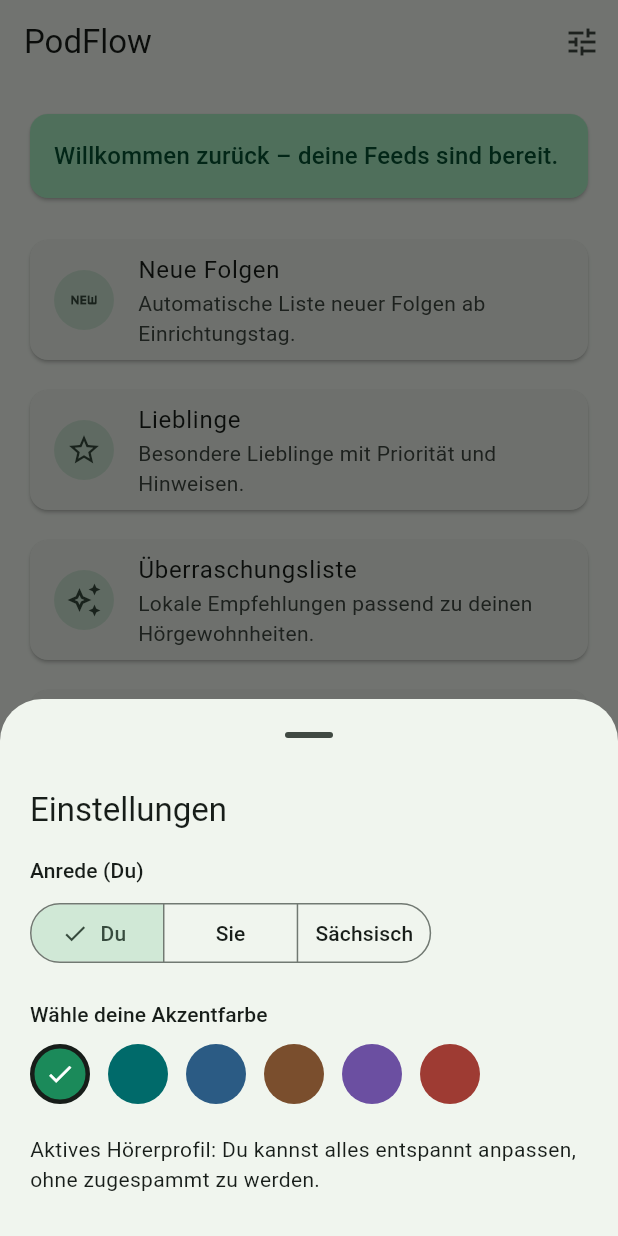
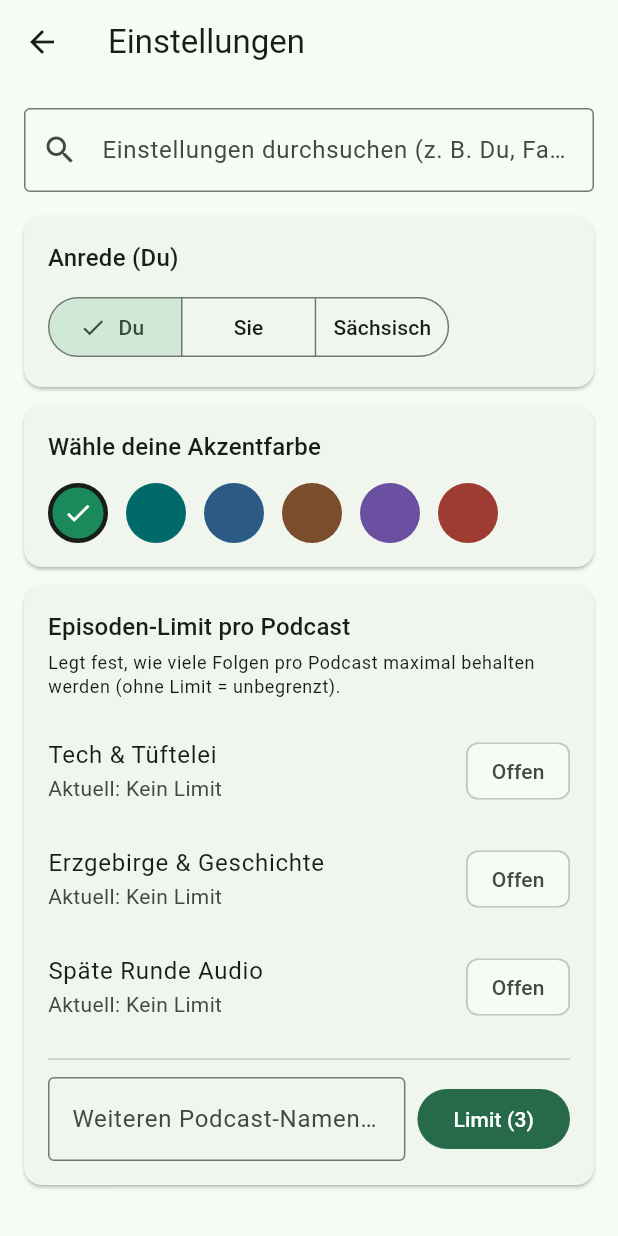
Before and after one commit to R-Win-94/podflow, a Flutter app: the screen it shows after launch, after a tap on the "tune" icon, on a phone screen of 412 x 824 dp. Run offline on Flutter 3.47's test engine with Material 3 defaults, Android fonts, the phone set to English and light mode, and no system bars; our stand-ins replace material_ui.

Commit message:
feat: persist settings, add searchable settings and per-podcast episode limits

```diff
--- a/lib/main.dart
+++ b/lib/main.dart
@@ -4,21 +4,24 @@ import 'l10n/strings.dart';
 import 'screens/home_screen.dart';
 import 'state/podflow_controller.dart';
 
-void main() {
-  runApp(PodFlowApp());
+void main() async {
+  WidgetsFlutterBinding.ensureInitialized();
+  final controller = PodFlowController();
+  await controller.init();
+  runApp(PodFlowApp(controller: controller));
 }
 
 class PodFlowApp extends StatelessWidget {
-  PodFlowApp({super.key});
+  final PodFlowController controller;
 
-  final PodFlowController _controller = PodFlowController();
+  const PodFlowApp({super.key, required this.controller});
 
   @override
   Widget build(BuildContext context) {
     return AnimatedBuilder(
-      animation: _controller,
+      animation: controller,
       builder: (context, _) {
-        final settings = _controller.settings;
+        final settings = controller.settings;
         final strings = PodFlowStrings(settings.speechStyle);
 
         return MaterialApp(
@@ -38,7 +41,7 @@ class PodFlowApp extends StatelessWidget {
               brightness: Brightness.dark,
             ),
           ),
-          home: HomeScreen(controller: _controller),
+          home: HomeScreen(controller: controller),
         );
       },
     );
--- a/lib/models/app_settings.dart
+++ b/lib/models/app_settings.dart
@@ -17,25 +17,74 @@ class PodFlowSettings {
   final ListenerProfile listenerProfile;
   final Color seedColor;
   final ThemeMode themeMode;
+  final Map<String, int> episodeLimitsByPodcast;
 
   const PodFlowSettings({
     this.speechStyle = SpeechStyle.informalDu,
     this.listenerProfile = ListenerProfile.standard,
     this.seedColor = const Color(0xFF1B8A5A),
     this.themeMode = ThemeMode.system,
+    this.episodeLimitsByPodcast = const {},
   });
+
+  int? episodeLimitFor(String podcastKey) => episodeLimitsByPodcast[podcastKey];
 
   PodFlowSettings copyWith({
     SpeechStyle? speechStyle,
     ListenerProfile? listenerProfile,
     Color? seedColor,
     ThemeMode? themeMode,
+    Map<String, int>? episodeLimitsByPodcast,
   }) {
     return PodFlowSettings(
       speechStyle: speechStyle ?? this.speechStyle,
       listenerProfile: listenerProfile ?? this.listenerProfile,
       seedColor: seedColor ?? this.seedColor,
       themeMode: themeMode ?? this.themeMode,
+      episodeLimitsByPodcast:
+          episodeLimitsByPodcast ?? this.episodeLimitsByPodcast,
+    );
+  }
+
+  Map<String, dynamic> toJson() {
+    return {
+      'speechStyle': speechStyle.name,
+      'listenerProfile': listenerProfile.name,
+      'seedColor': seedColor.toARGB32(),
+      'themeMode': themeMode.name,
+      'episodeLimitsByPodcast': episodeLimitsByPodcast,
+    };
+  }
+
+  factory PodFlowSettings.fromJson(Map<String, dynamic> json) {
+    final rawLimits = json['episodeLimitsByPodcast'];
+    final parsedLimits = <String, int>{};
+    if (rawLimits is Map) {
+      for (final entry in rawLimits.entries) {
+        final value = entry.value;
+        if (value is int && value > 0) {
+          parsedLimits[entry.key.toString()] = value;
+        }
+      }
+    }
+
+    return PodFlowSettings(
+      speechStyle: SpeechStyle.values.firstWhere(
+        (e) => e.name == json['speechStyle'],
+        orElse: () => SpeechStyle.informalDu,
+      ),
+      listenerProfile: ListenerProfile.values.firstWhere(
+        (e) => e.name == json['listenerProfile'],
+        orElse: () => ListenerProfile.standard,
+      ),
+      seedColor: Color(
+        json['seedColor'] is int ? json['seedColor'] as int : 0xFF1B8A5A,
+      ),
+      themeMode: ThemeMode.values.firstWhere(
+        (e) => e.name == json['themeMode'],
+        orElse: () => ThemeMode.system,
+      ),
+      episodeLimitsByPodcast: parsedLimits,
     );
   }
 }
--- a/lib/screens/home_screen.dart
+++ b/lib/screens/home_screen.dart
@@ -1,8 +1,8 @@
-// lib/screens/home_screen.dart
 import 'package:material_ui/material_ui.dart';
 import '../l10n/strings.dart';
 import '../state/podflow_controller.dart';
 import 'quick_settings_sheet.dart';
+import 'settings_screen.dart';
 
 class HomeScreen extends StatelessWidget {
   final PodFlowController controller;
@@ -22,13 +22,13 @@ class HomeScreen extends StatelessWidget {
             tooltip: strings.settings,
             icon: const Icon(Icons.tune),
             onPressed: () {
-              showModalBottomSheet<void>(
-                context: context,
-                showDragHandle: true,
-                builder: (_) => QuickSettingsSheet(controller: controller),
-              );
-            },
-          ),
+              Navigator.of(context).push(
+                MaterialPageRoute<void>(
+                  builder: (_) => SettingsScreen(controller: controller),
+      ),
+    );
+  },
+),
         ],
       ),
       body: ListView(
--- /dev/null
+++ b/lib/screens/settings_screen.dart
@@ -0,0 +1,302 @@
+import 'package:material_ui/material_ui.dart';
+import '../l10n/strings.dart';
+import '../models/app_settings.dart';
+import '../state/podflow_controller.dart';
+
+class SettingsScreen extends StatefulWidget {
+  final PodFlowController controller;
+
+  const SettingsScreen({super.key, required this.controller});
+
+  @override
+  State<SettingsScreen> createState() => _SettingsScreenState();
+}
+
+class _SettingsScreenState extends State<SettingsScreen> {
+  final TextEditingController _searchController = TextEditingController();
+  final TextEditingController _customPodcastController = TextEditingController();
+  String _query = '';
+
+  static const List<Color> presetColors = [
+    Color(0xFF1B8A5A), // Waldgrün
+    Color(0xFF006A6A), // Petrol
+    Color(0xFF2B5B84), // Stahlblau
+    Color(0xFF7A4E2D), // Warmes Braun
+    Color(0xFF6B4FA1), // Violett
+    Color(0xFF9E3B33), // Rostrot
+  ];
+
+  static const List<String> samplePodcasts = [
+    'Tech & Tüftelei',
+    'Erzgebirge & Geschichte',
+    'Späte Runde Audio',
+  ];
+
+  @override
+  void dispose() {
+    _searchController.dispose();
+    _customPodcastController.dispose();
+    super.dispose();
+  }
+
+  bool _matches(List<String> terms) {
+    final q = _query.trim().toLowerCase();
+    if (q.isEmpty) return true;
+    return terms.any((t) => t.toLowerCase().contains(q));
+  }
+
+  @override
+  Widget build(BuildContext context) {
+    return AnimatedBuilder(
+      animation: widget.controller,
+      builder: (context, _) {
+        final settings = widget.controller.settings;
+        final strings = PodFlowStrings(settings.speechStyle);
+
+        final showSpeech = _matches([
+          'anrede',
+          'sprache',
+          'du',
+          'sie',
+          'sächsisch',
+          'dialekt',
+          strings.speechStyleLabel,
+        ]);
+
+        final showColor = _matches([
+          'farbe',
+          'akzent',
+          'design',
+          'theme',
+          'material',
+          strings.accentColorLabel,
+        ]);
+
+        final showLimits = _matches([
+          'episoden',
+          'limit',
+          'folgen',
+          'podcast',
+          'speicher',
+          ...samplePodcasts,
+          ...settings.episodeLimitsByPodcast.keys,
+        ]);
+
+        return Scaffold(
+          appBar: AppBar(
+            title: Text(strings.settings),
+          ),
+          body: ListView(
+            padding: const EdgeInsets.all(16),
+            children: [
+              TextField(
+                controller: _searchController,
+                onChanged: (value) => setState(() => _query = value),
+                decoration: InputDecoration(
+                  hintText: 'Einstellungen durchsuchen (z. B. Du, Farbe, Limit)...',
+                  prefixIcon: const Icon(Icons.search),
+                  suffixIcon: _query.isEmpty
+                      ? null
+                      : IconButton(
+                          icon: const Icon(Icons.clear),
+                          onPressed: () {
+                            _searchController.clear();
+                            setState(() => _query = '');
+                          },
+                        ),
+                  border: const OutlineInputBorder(),
+                ),
+              ),
+              const SizedBox(height: 16),
+
+              if (showSpeech)
+                Card(
+                  margin: const EdgeInsets.only(bottom: 12),
+                  child: Padding(
+                    padding: const EdgeInsets.all(16),
+                    child: Column(
+                      crossAxisAlignment: CrossAxisAlignment.start,
+                      children: [
+                        Text(
+                          strings.speechStyleLabel,
+                          style: Theme.of(context).textTheme.titleMedium,
+                        ),
+                        const SizedBox(height: 10),
+                        SegmentedButton<SpeechStyle>(
+                          segments: const [
+                            ButtonSegment(
+                              value: SpeechStyle.informalDu,
+                              label: Text('Du'),
+                            ),
+                            ButtonSegment(
+                              value: SpeechStyle.formalSie,
+                              label: Text('Sie'),
+                            ),
+                            ButtonSegment(
+                              value: SpeechStyle.saxonyPreview,
+                              label: Text('Sächsisch'),
+                            ),
+                          ],
+                          selected: {settings.speechStyle},
+                          onSelectionChanged: (selection) {
+                            widget.controller.setSpeechStyle(selection.first);
+                          },
+                        ),
+                      ],
+                    ),
+                  ),
+                ),
+
+              if (showColor)
+                Card(
+                  margin: const EdgeInsets.only(bottom: 12),
+                  child: Padding(
+                    padding: const EdgeInsets.all(16),
+                    child: Column(
+                      crossAxisAlignment: CrossAxisAlignment.start,
+                      children: [
+                        Text(
+                          strings.accentColorLabel,
+                          style: Theme.of(context).textTheme.titleMedium,
+                        ),
+                        const SizedBox(height: 12),
+                        Wrap(
+                          spacing: 12,
+                          runSpacing: 12,
+                          children: presetColors.map((color) {
+                            final isSelected =
+                                settings.seedColor.toARGB32() == color.toARGB32();
+                            return InkWell(
+                              borderRadius: BorderRadius.circular(999),
+                              onTap: () => widget.controller.setSeedColor(color),
+                              child: Container(
+                                width: 40,
+                                height: 40,
+                                decoration: BoxDecoration(
+                                  color: color,
+                                  shape: BoxShape.circle,
+                                  border: isSelected
+                                      ? Border.all(
+                                          color: Theme.of(context)
+                                              .colorScheme
+                                              .onSurface,
+                                          width: 3,
+                                        )
+                                      : null,
+                                ),
+                                child: isSelected
+                                    ? const Icon(
+                                        Icons.check,
+                                        color: Colors.white,
+                                        size: 20,
+                                      )
+                                    : null,
+                              ),
+                            );
+                          }).toList(),
+                        ),
+                      ],
+                    ),
+                  ),
+                ),
+
+              if (showLimits)
+                Card(
+                  margin: const EdgeInsets.only(bottom: 12),
+                  child: Padding(
+                    padding: const EdgeInsets.all(16),
+                    child: Column(
+                      crossAxisAlignment: CrossAxisAlignment.start,
+                      children: [
+                        Text(
+                          'Episoden-Limit pro Podcast',
+                          style: Theme.of(context).textTheme.titleMedium,
+                        ),
+                        const SizedBox(height: 4),
+                        Text(
+                          'Legt fest, wie viele Folgen pro Podcast maximal behalten werden (ohne Limit = unbegrenzt).',
+                          style: Theme.of(context).textTheme.bodySmall,
+                        ),
+                        const SizedBox(height: 12),
+                        ..._buildPodcastLimitRows(context, settings),
+                        const Divider(height: 24),
+                        Row(
+                          children: [
+                            Expanded(
+                              child: TextField(
+                                controller: _customPodcastController,
+                                decoration: const InputDecoration(
+                                  labelText: 'Weiteren Podcast-Namen hinzufügen',
+                                  border: OutlineInputBorder(),
+                                ),
+                              ),
+                            ),
+                            const SizedBox(width: 8),
+                            FilledButton(
+                              onPressed: () {
+                                final name = _customPodcastController.text.trim();
+                                if (name.isEmpty) return;
+                                widget.controller.setEpisodeLimit(name, 3);
+                                _customPodcastController.clear();
+                              },
+                              child: const Text('Limit (3)'),
+                            ),
+                          ],
+                        ),
+                      ],
+                    ),
+                  ),
+                ),
+
+              if (!showSpeech && !showColor && !showLimits)
+                const Padding(
+                  padding: EdgeInsets.symmetric(vertical: 24),
+                  child: Center(
+                    child: Text('Keine passenden Einstellungen gefunden.'),
+                  ),
+                ),
+            ],
+          ),
+        );
+      },
+    );
+  }
+
+  List<Widget> _buildPodcastLimitRows(
+    BuildContext context,
+    PodFlowSettings settings,
+  ) {
+    final keys = <String>{
+      ...samplePodcasts,
+      ...settings.episodeLimitsByPodcast.keys,
+    }.toList();
+
+    return keys.map((podcast) {
+      final currentLimit = settings.episodeLimitFor(podcast);
+      return ListTile(
+        contentPadding: EdgeInsets.zero,
+        title: Text(podcast),
+        subtitle: Text(
+          currentLimit == null
+              ? 'Aktuell: Kein Limit'
+              : 'Aktuell: max. $currentLimit Folgen',
+        ),
+        trailing: PopupMenuButton<int?>(
+          tooltip: 'Limit festlegen',
+          initialValue: currentLimit,
+          onSelected: (value) => widget.controller.setEpisodeLimit(podcast, value),
+          itemBuilder: (context) => const [
+            PopupMenuItem<int?>(value: null, child: Text('Kein Limit')),
+            PopupMenuItem<int?>(value: 1, child: Text('1 Folge')),
+            PopupMenuItem<int?>(value: 3, child: Text('3 Folgen')),
+            PopupMenuItem<int?>(value: 5, child: Text('5 Folgen')),
+            PopupMenuItem<int?>(value: 10, child: Text('10 Folgen')),
+          ],
+          child: Chip(
+            label: Text(currentLimit == null ? 'Offen' : '$currentLimit Folgen'),
+          ),
+        ),
+      );
+    }).toList();
+  }
+}
--- /dev/null
+++ b/lib/services/settings_storage.dart
@@ -0,0 +1,41 @@
+import 'dart:convert';
+import 'dart:io';
+import 'package:path_provider/path_provider.dart';
+import '../models/app_settings.dart';
+
+class SettingsStorage {
+  Future<File> _getFile() async {
+    final dir = await getApplicationSupportDirectory();
+    return File('${dir.path}${Platform.pathSeparator}podflow_settings.json');
+  }
+
+  Future<PodFlowSettings> loadSettings() async {
+    try {
+      final file = await _getFile();
+      if (!await file.exists()) {
+        return const PodFlowSettings();
+      }
+      final content = await file.readAsString();
+      if (content.trim().isEmpty) {
+        return const PodFlowSettings();
+      }
+      final decoded = jsonDecode(content);
+      if (decoded is Map<String, dynamic>) {
+        return PodFlowSettings.fromJson(decoded);
+      }
+      return const PodFlowSettings();
+    } catch (_) {
+      return const PodFlowSettings();
+    }
+  }
+
+  Future<void> saveSettings(PodFlowSettings settings) async {
+    try {
+      final file = await _getFile();
+      await file.parent.create(recursive: true);
+      await file.writeAsString(jsonEncode(settings.toJson()));
+    } catch (_) {
+      // Unaufdringlich: kein störendes Pop-up beim stillen Speichern
+    }
+  }
+}
--- a/lib/state/podflow_controller.dart
+++ b/lib/state/podflow_controller.dart
@@ -1,32 +1,54 @@
 import 'package:material_ui/material_ui.dart';
 import '../models/app_settings.dart';
+import '../services/settings_storage.dart';
 
 class PodFlowController extends ChangeNotifier {
+  final SettingsStorage _storage = SettingsStorage();
   PodFlowSettings _settings = const PodFlowSettings();
+  bool _isLoaded = false;
 
   PodFlowSettings get settings => _settings;
+  bool get isLoaded => _isLoaded;
 
-  void setSpeechStyle(SpeechStyle style) {
-    if (_settings.speechStyle == style) return;
-    _settings = _settings.copyWith(speechStyle: style);
+  Future<void> init() async {
+    _settings = await _storage.loadSettings();
+    _isLoaded = true;
     notifyListeners();
   }
 
-  void setListenerProfile(ListenerProfile profile) {
-    if (_settings.listenerProfile == profile) return;
-    _settings = _settings.copyWith(listenerProfile: profile);
+  Future<void> _updateAndPersist(PodFlowSettings next) async {
+    _settings = next;
     notifyListeners();
+    await _storage.saveSettings(_settings);
   }
 
-  void setSeedColor(Color color) {
-    if (_settings.seedColor == color) return;
-    _settings = _settings.copyWith(seedColor: color);
-    notifyListeners();
+  Future<void> setSpeechStyle(SpeechStyle style) async {
+    if (_settings.speechStyle == style) return;
+    await _updateAndPersist(_settings.copyWith(speechStyle: style));
   }
 
-  void setThemeMode(ThemeMode mode) {
+  Future<void> setListenerProfile(ListenerProfile profile) async {
+    if (_settings.listenerProfile == profile) return;
+    await _updateAndPersist(_settings.copyWith(listenerProfile: profile));
+  }
+
+  Future<void> setSeedColor(Color color) async {
+    if (_settings.seedColor == color) return;
+    await _updateAndPersist(_settings.copyWith(seedColor: color));
+  }
+
+  Future<void> setThemeMode(ThemeMode mode) async {
     if (_settings.themeMode == mode) return;
-    _settings = _settings.copyWith(themeMode: mode);
-    notifyListeners();
+    await _updateAndPersist(_settings.copyWith(themeMode: mode));
+  }
+
+  Future<void> setEpisodeLimit(String podcastKey, int? limit) async {
+    final updated = Map<String, int>.from(_settings.episodeLimitsByPodcast);
+    if (limit == null || limit <= 0) {
+      updated.remove(podcastKey);
+    } else {
+      updated[podcastKey] = limit;
+    }
+    await _updateAndPersist(_settings.copyWith(episodeLimitsByPodcast: updated));
   }
 }
--- a/pubspec.yaml
+++ b/pubspec.yaml
@@ -30,8 +30,8 @@ environment:
 dependencies:
   flutter:
     sdk: flutter
-  material_ui: ^1.1.0
-
+  material_ui: any
+  path_provider: ^2.1.4
   # The following adds the Cupertino Icons font to your application.
   # Use with the CupertinoIcons class for iOS style icons.
   cupertino_icons: ^1.0.8
```
Also changed, not shown: pubspec.lock, 2 other files.
